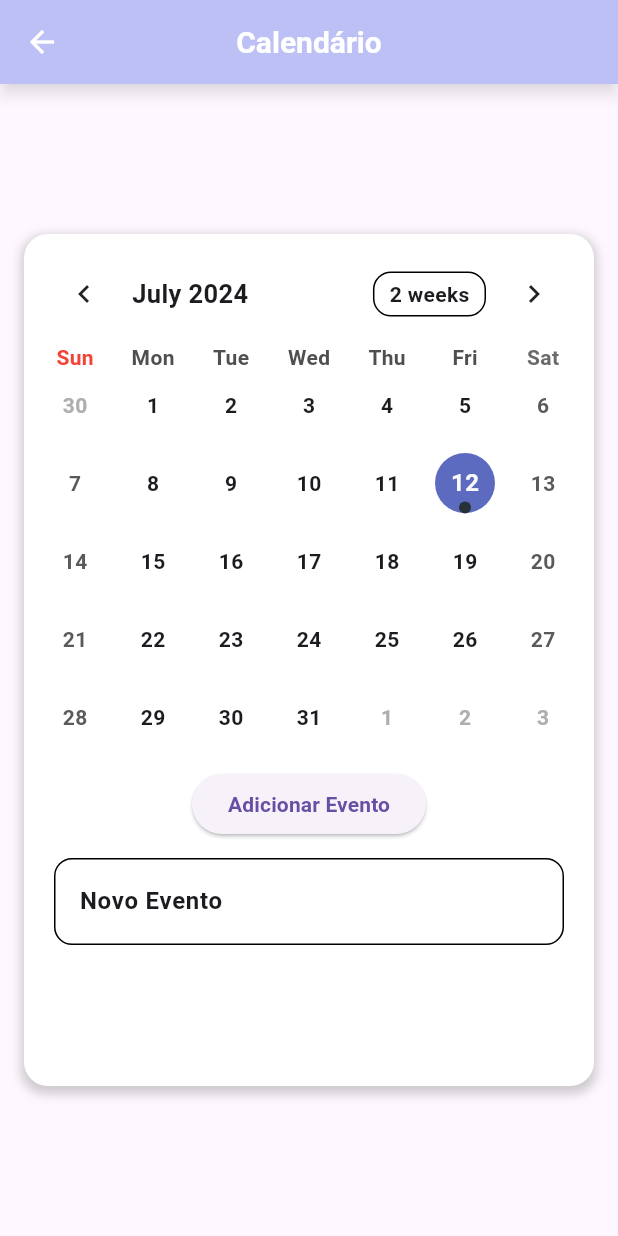
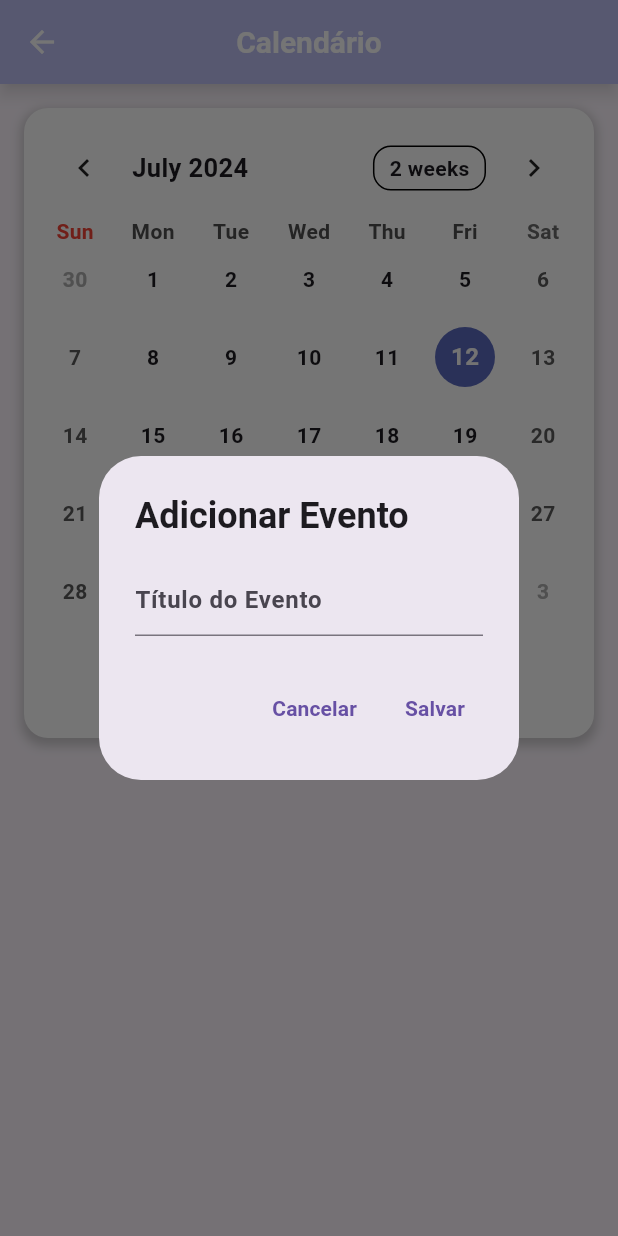
Before and after one commit to anabellypassos/OrganizadordeTarefas, a Flutter app: the Calendario screen opened directly, after a tap on "Adicionar Evento", on a phone screen of 412 x 824 dp. Run offline on Flutter 3.47's test engine with Material 3 defaults, Android fonts, the phone set to English and light mode, and no system bars; drawn by our look-alikes of table_calendar.

Commit message:
adicionar evento

```diff
--- a/lib/Pages/Calendario/calendario.dart
+++ b/lib/Pages/Calendario/calendario.dart
@@ -2,7 +2,7 @@ import 'package:flutter/material.dart';
 import 'package:table_calendar/table_calendar.dart';
 import 'package:intl/date_symbol_data_local.dart';
 import 'package:intl/intl.dart';
-import 'eventos_calen.dart'; // Importa o arquivo EventManager
+import 'eventos_calen.dart';
 
 void main() {
   initializeDateFormatting().then((_) => runApp(const MyApp()));
@@ -23,9 +23,7 @@ class Calendario extends StatefulWidget {
   const Calendario({super.key});
 
   @override
-  State<StatefulWidget> createState() {
-    return _CalendarioState();
-  }
+  State<StatefulWidget> createState() => _CalendarioState();
 }
 
 class _CalendarioState extends State<Calendario> {
@@ -34,7 +32,7 @@ class _CalendarioState extends State<Calendario> {
   DateTime _focusedDay = DateTime.now();
   DateTime? _selectedDay;
 
-  final EventosCalen _eventosCalen = EventosCalen(); // Instância de EventManager
+  final EventosCalen _eventosCalen = EventosCalen();
 
   @override
   void initState() {
@@ -49,10 +47,44 @@ class _CalendarioState extends State<Calendario> {
     super.dispose();
   }
 
-  void _addEvent() {
+  Future<void> _showAddEventDialog() async {
+    String? eventTitle;
+    await showDialog<String>(
+      context: context,
+      builder: (BuildContext context) {
+        return AlertDialog(
+          title: const Text('Adicionar Evento'),
+          content: TextField(
+            decoration: const InputDecoration(hintText: 'Título do Evento'),
+            onChanged: (value) => eventTitle = value,
+          ),
+          actions: <Widget>[
+            TextButton(
+              onPressed: () => Navigator.of(context).pop(),
+              child: const Text('Cancelar'),
+            ),
+            TextButton(
+              onPressed: () {
+                if (eventTitle != null && eventTitle!.isNotEmpty) {
+                  Navigator.of(context).pop(eventTitle);
+                }
+              },
+              child: const Text('Salvar'),
+            ),
+          ],
+        );
+      },
+    ).then((value) {
+      if (value != null && value.isNotEmpty) {
+        _addEvent(value);
+      }
+    });
+  }
+
+  void _addEvent(String title) {
     if (_selectedDay != null) {
       setState(() {
-        _eventosCalen.addEvent(_selectedDay!, Event('Novo Evento'));
+        _eventosCalen.addEvent(_selectedDay!, Event(title));
         _selectedEvents.value = _eventosCalen.getEventsForDay(_selectedDay!);
       });
     }
@@ -79,10 +111,10 @@ class _CalendarioState extends State<Calendario> {
         elevation: 4.0,
         shadowColor: Colors.black.withOpacity(0.5),
       ),
-      body: Container(
-        margin: const EdgeInsets.symmetric(vertical: 100.0, horizontal: 16.0),
+      body: SingleChildScrollView(
+        child: Container(
+          margin: const EdgeInsets.symmetric(vertical: 16.0, horizontal: 16.0),
           padding: const EdgeInsets.all(8.0),
-        alignment: Alignment.center,
           decoration: BoxDecoration(
             color: Colors.white,
             borderRadius: BorderRadius.circular(16.0),
@@ -97,14 +129,25 @@ class _CalendarioState extends State<Calendario> {
           ),
           child: Column(
             children: [
-            TableCalendar(
+              _buildTableCalendar(),
+              const SizedBox(height: 8.0),
+              _buildAddEventButton(),
+              const SizedBox(height: 8.0),
+              _buildEventList(),
+            ],
+          ),
+        ),
+      ),
+    );
+  }
+
+  Widget _buildTableCalendar() {
+    return TableCalendar(
       firstDay: DateTime.utc(2010, 10, 16),
       lastDay: DateTime.utc(2030, 3, 14),
       focusedDay: _focusedDay,
       calendarFormat: _calendarFormat,
-              selectedDayPredicate: (day) {
-                return isSameDay(_selectedDay, day);
-              },
+      selectedDayPredicate: (day) => isSameDay(_selectedDay, day),
       onDaySelected: (selectedDay, focusedDay) {
         if (!isSameDay(_selectedDay, selectedDay)) {
           setState(() {
@@ -122,9 +165,7 @@ class _CalendarioState extends State<Calendario> {
       onPageChanged: (focusedDay) {
         _focusedDay = focusedDay;
       },
-              eventLoader: (day) {
-                return _eventosCalen.getEventsForDay(day);
-              },
+      eventLoader: (day) => _eventosCalen.getEventsForDay(day),
       calendarBuilders: CalendarBuilders(
         dowBuilder: (context, day) {
           if (day.weekday == DateTime.sunday) {
@@ -139,21 +180,23 @@ class _CalendarioState extends State<Calendario> {
           return null;
         },
       ),
-            ),
-            const SizedBox(height: 8.0),
-            ElevatedButton(
-              onPressed: _addEvent,
+    );
+  }
+
+  Widget _buildAddEventButton() {
+    return ElevatedButton(
+      onPressed: _showAddEventDialog,
       child: const Text('Adicionar Evento'),
-            ),
-            const SizedBox(height: 8.0),
-            Expanded(
-              child: ValueListenableBuilder<List<Event>>(
+    );
+  }
+
+  Widget _buildEventList() {
+    return ValueListenableBuilder<List<Event>>(
       valueListenable: _selectedEvents,
       builder: (context, value, _) {
-                  return ListView.builder(
-                    itemCount: value.length,
-                    itemBuilder: (context, index) {
-                      return Container(
+        return Column(
+          children: value.map((event) =>
+            Container(
               margin: const EdgeInsets.symmetric(
                 horizontal: 12.0,
                 vertical: 4.0,
@@ -163,18 +206,13 @@ class _CalendarioState extends State<Calendario> {
                 borderRadius: BorderRadius.circular(12.0),
               ),
               child: ListTile(
-                          onTap: () => debugPrint('${value[index]}'),
-                          title: Text('${value[index]}'),
+                onTap: () => debugPrint('$event'),
+                title: Text('$event'),
               ),
+            ),
+          ).toList(),
         );
       },
     );
-                },
-              ),
-            ),
-          ],
-        ),
-      ),
-    );
   }
 }
```
Lines whose indentation alone changed are shown as unchanged.
